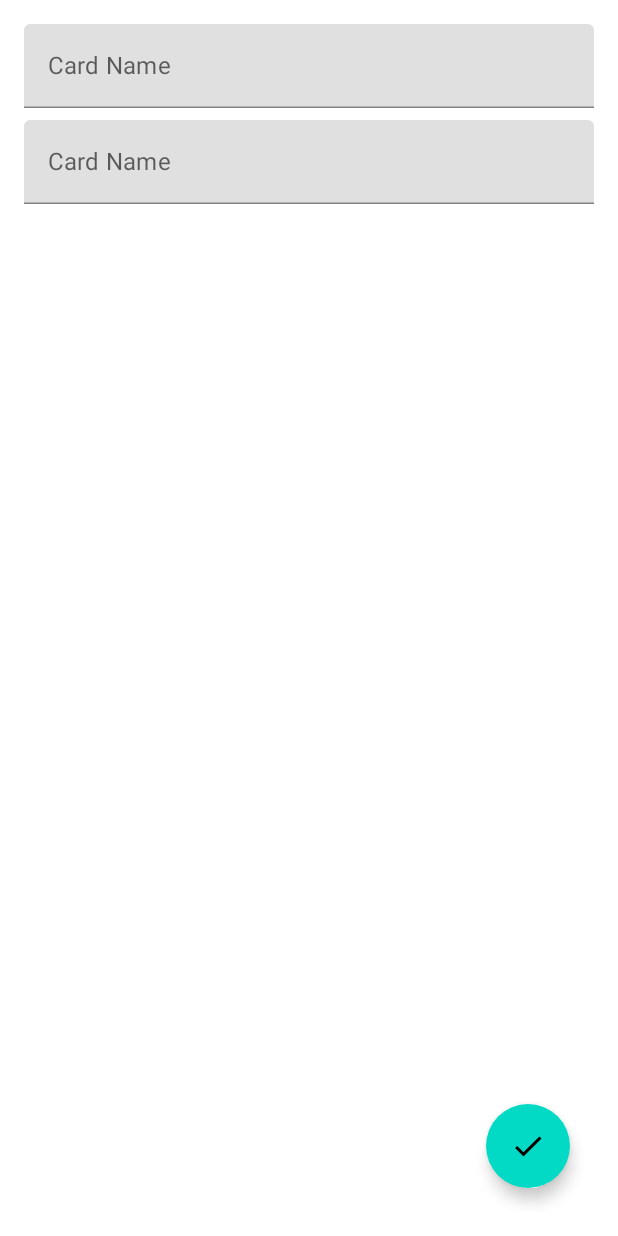
After one commit to aridcompany/JustEatit, an Android app built with Jetpack Compose: the composable AddEditWalletScreen shown on its own in the app's theme, on a phone screen of 412 x 824 dp. The commit adds this screen. Run offline under Robolectric (Android 15) with nearby library versions, the phone set to English and light mode, and no system bars; our stand-ins replace Dagger/Hilt's generated code; Roboto replaces fonts that are not available here; 2 statements that could not run were skipped.

Commit message:
started implementing roomDB 2

```diff
--- a/app/src/main/AndroidManifest.xml
+++ b/app/src/main/AndroidManifest.xml
@@ -10,6 +10,11 @@
         android:roundIcon="@mipmap/ic_launcher_round"
         android:supportsRtl="true"
         android:theme="@style/splashScreenTheme">
+        <activity
+            android:name=".ui.Profile.Wallets.ui.MainActivity"
+            android:exported="false"
+            android:label="@string/title_activity_main"
+            android:theme="@style/splashScreenTheme.NoActionBar" />
         <activity
             android:name=".ui.Details.Details_Activity"
             android:configChanges="orientation|keyboardHidden|screenSize"
--- a/app/src/main/java/com/ari_d/justeatit/MainActivity.kt
+++ b/app/src/main/java/com/ari_d/justeatit/MainActivity.kt
@@ -93,7 +93,7 @@ class MainActivity : AppCompatActivity() {
         }
         return true
     }
-    override fun onCreateOptionsMenu(menu: Menu?): Boolean {
+    override fun onCreateOptionsMenu(menu: Menu): Boolean {
         menuInflater.inflate(R.menu.tool_bar_menu, menu)
         return true
     }
--- a/app/src/main/java/com/ari_d/justeatit/data/entities/Wallet.kt
+++ b/app/src/main/java/com/ari_d/justeatit/data/entities/Wallet.kt
@@ -7,8 +7,9 @@ import androidx.room.PrimaryKey
 data class Wallet (
     val cardNumber: String,
     val cvv: String,
-    val expiryDate: String,
+    val expiryMonth: String,
     val expiryYear: String,
+    val cardName: String,
     val isDone: Boolean,
     @PrimaryKey val id: Int? = null
 )
--- a/app/src/main/java/com/ari_d/justeatit/ui/Profile/ViewModels/ProfileViewModel.kt
+++ b/app/src/main/java/com/ari_d/justeatit/ui/Profile/ViewModels/ProfileViewModel.kt
@@ -48,7 +48,7 @@ class ProfileViewModel @Inject constructor(
     fun onEvent(event: walletEvent) {
         when(event) {
             is walletEvent.onWalletClick -> {
-                sendUiEvent(UiEvent.Navigate(Routes.ADD_EDIT_WALLET + "walletId=${event.wallet.id}"))
+                sendUiEvent(UiEvent.Navigate(Routes.ADD_EDIT_WALLET + "?walletId=${event.wallet.id}"))
             }
             is walletEvent.onAddWalletClick -> {
                 sendUiEvent(UiEvent.Navigate(Routes.ADD_EDIT_WALLET))
--- /dev/null
+++ b/app/src/main/java/com/ari_d/justeatit/ui/Profile/Wallets/add_edit_wallet/AddEditWalletScreen.kt
@@ -0,0 +1,78 @@
+package com.ari_d.justeatit.ui.Profile.Wallets.add_edit_wallet
+
+import androidx.compose.foundation.layout.*
+import androidx.compose.material.*
+import androidx.compose.material.icons.Icons
+import androidx.compose.material.icons.filled.Check
+import androidx.compose.runtime.Composable
+import androidx.compose.runtime.LaunchedEffect
+import androidx.compose.ui.Modifier
+import androidx.compose.ui.unit.dp
+import androidx.hilt.navigation.compose.hiltViewModel
+import com.ari_d.justeatit.util.UiEvent
+import kotlinx.coroutines.InternalCoroutinesApi
+
+@InternalCoroutinesApi
+@Composable
+fun AddEditWalletScreen(
+    onPopBackStack: () -> Unit,
+    viewModel: AddEditWalletViewModel = hiltViewModel()
+) {
+    val scaffoldState = rememberScaffoldState()
+    LaunchedEffect(key1 = true) {
+        viewModel.uiEvent.collect { event ->
+            when (event) {
+                is UiEvent.popBackStack -> onPopBackStack()
+                is UiEvent.ShowSnackbar -> {
+                    scaffoldState.snackbarHostState.showSnackbar(
+                        message = event.message,
+                        actionLabel = event.action
+                    )
+                }
+                else -> Unit
+            }
+        }
+    }
+    Scaffold (
+        scaffoldState= scaffoldState,
+        modifier = Modifier
+            .fillMaxSize()
+            .padding(16.dp),
+        floatingActionButton = {
+            FloatingActionButton(onClick = {
+                viewModel.onEvent(AddEditWalletEvent.OnSaveWalletClick)
+            }) {
+                Icon(
+                    imageVector = Icons.Default.Check,
+                    contentDescription = "Save"
+                )
+            }
+        }
+    ) {
+        Column(
+            modifier = Modifier.fillMaxSize()
+        ) {
+            TextField(
+                value = viewModel.cardName,
+                    onValueChange = {
+                        viewModel.onEvent(AddEditWalletEvent.OnCardNameChanged(it))
+                    },
+                placeholder = {
+                    Text(text = "Card Name")
+                },
+                modifier = Modifier.fillMaxWidth()
+                )
+            Spacer(modifier = Modifier.height(8.dp))
+            TextField(
+                value = viewModel.cardName,
+                onValueChange = {
+                    viewModel.onEvent(AddEditWalletEvent.OnCardNameChanged(it))
+                },
+                placeholder = {
+                    Text(text = "Card Name")
+                },
+                modifier = Modifier.fillMaxWidth()
+            )
+        }
+    }
+}
--- /dev/null
+++ b/app/src/main/java/com/ari_d/justeatit/ui/Profile/Wallets/add_edit_wallet/AddEditWalletViewModel.kt
@@ -0,0 +1,110 @@
+package com.ari_d.justeatit.ui.Profile.Wallets.add_edit_wallet
+
+import androidx.compose.runtime.getValue
+import androidx.compose.runtime.mutableStateOf
+import androidx.compose.runtime.setValue
+import androidx.lifecycle.SavedStateHandle
+import androidx.lifecycle.ViewModel
+import androidx.lifecycle.viewModelScope
+import com.ari_d.justeatit.data.entities.Wallet
+import com.ari_d.justeatit.ui.Profile.Repositories.ProfileRepository
+import com.ari_d.justeatit.util.UiEvent
+import dagger.hilt.android.lifecycle.HiltViewModel
+import kotlinx.coroutines.channels.Channel
+import kotlinx.coroutines.flow.receiveAsFlow
+import kotlinx.coroutines.launch
+import javax.inject.Inject
+
+@HiltViewModel
+class AddEditWalletViewModel @Inject constructor(
+    private val repository: ProfileRepository,
+    savedStateHandle: SavedStateHandle
+) : ViewModel() {
+
+    var wallet by mutableStateOf<Wallet?>(null)
+        private set
+
+    var cardName by mutableStateOf("")
+        private set
+
+    var cardNumber by mutableStateOf("")
+        private set
+
+    var cvv by mutableStateOf("")
+        private set
+
+    var expiryMonth by mutableStateOf("")
+        private set
+
+    var expiryYear by mutableStateOf("")
+        private set
+
+    private val _uiEvent = Channel<UiEvent>()
+    val uiEvent = _uiEvent.receiveAsFlow()
+
+    init {
+        val walletId = savedStateHandle.get<Int>("walletId")!!
+        if (walletId != -1) {
+            viewModelScope.launch {
+                repository.getWallet(walletId)?.let { wallet ->
+                    cardName = wallet.cardName
+                    cardNumber = wallet.cardNumber
+                    cvv = wallet.cvv
+                    expiryMonth = wallet.expiryMonth
+                    expiryYear = wallet.expiryYear
+                    this@AddEditWalletViewModel.wallet = wallet
+                }
+            }
+        }
+    }
+
+    fun onEvent(event: AddEditWalletEvent) {
+        when (event) {
+            is AddEditWalletEvent.OnCardNameChanged -> {
+                cardName = event.cardName
+            }
+            is AddEditWalletEvent.OnCardNumberChanged -> {
+                cardNumber = event.cardNumber
+            }
+            is AddEditWalletEvent.OnCardCvvChanged -> {
+                cvv = event.cvv
+            }
+            is AddEditWalletEvent.OnCardExpiryMonthChanged -> {
+                expiryMonth = event.expiryMonth
+            }
+            is AddEditWalletEvent.OnCardExpiryYearChanged -> {
+                expiryYear = event.expiryYear
+            }
+            is AddEditWalletEvent.OnSaveWalletClick -> {
+                viewModelScope.launch {
+                    if (cardName.isNotBlank() || cardNumber.isNotBlank() || cvv.isNotBlank() || expiryMonth.isNotBlank() || expiryYear.isNotBlank()) {
+                        sendUiEvent(
+                            UiEvent.ShowSnackbar(
+                                message = "No field should be left blank"
+                            )
+                        )
+                        return@launch
+                    }
+                    repository.insertWallet(
+                        Wallet(
+                            cardName = cardName,
+                            cardNumber = cardNumber,
+                            cvv = cvv,
+                            expiryMonth = expiryMonth,
+                            expiryYear = expiryYear,
+                            isDone = wallet?.isDone ?: false,
+                            id = wallet?.id
+                        )
+                    )
+                    sendUiEvent(UiEvent.popBackStack)
+                }
+            }
+        }
+    }
+
+    private fun sendUiEvent(event: UiEvent) {
+        viewModelScope.launch {
+            _uiEvent.send(event)
+        }
+    }
+}
--- /dev/null
+++ b/app/src/main/java/com/ari_d/justeatit/ui/Profile/Wallets/ui/theme/Color.kt
@@ -0,0 +1,8 @@
+package com.ari_d.justeatit.ui.Profile.Wallets.ui.theme
+
+import androidx.compose.ui.graphics.Color
+
+val Purple200 = Color(0xFFBB86FC)
+val Purple500 = Color(0xFF6200EE)
+val Purple700 = Color(0xFF3700B3)
+val Teal200 = Color(0xFF03DAC5)
--- /dev/null
+++ b/app/src/main/java/com/ari_d/justeatit/ui/Profile/Wallets/ui/theme/Shape.kt
@@ -0,0 +1,11 @@
+package com.ari_d.justeatit.ui.Profile.Wallets.ui.theme
+
+import androidx.compose.foundation.shape.RoundedCornerShape
+import androidx.compose.material.Shapes
+import androidx.compose.ui.unit.dp
+
+val Shapes = Shapes(
+    small = RoundedCornerShape(4.dp),
+    medium = RoundedCornerShape(4.dp),
+    large = RoundedCornerShape(0.dp)
+)
--- /dev/null
+++ b/app/src/main/java/com/ari_d/justeatit/ui/Profile/Wallets/ui/theme/Theme.kt
@@ -0,0 +1,44 @@
+package com.ari_d.justeatit.ui.Profile.Wallets.ui.theme
+
+import androidx.compose.foundation.isSystemInDarkTheme
+import androidx.compose.material.MaterialTheme
+import androidx.compose.material.darkColors
+import androidx.compose.material.lightColors
+import androidx.compose.runtime.Composable
+
+private val DarkColorPalette = darkColors(
+    primary = Purple200,
+    primaryVariant = Purple700,
+    secondary = Teal200
+)
+
+private val LightColorPalette = lightColors(
+    primary = Purple500,
+    primaryVariant = Purple700,
+    secondary = Teal200
+
+    /* Other default colors to override
+    background = Color.White,
+    surface = Color.White,
+    onPrimary = Color.White,
+    onSecondary = Color.Black,
+    onBackground = Color.Black,
+    onSurface = Color.Black,
+    */
+)
+
+@Composable
+fun JustEatItTheme(darkTheme: Boolean = isSystemInDarkTheme(), content: @Composable() () -> Unit) {
+    val colors = if (darkTheme) {
+        DarkColorPalette
+    } else {
+        LightColorPalette
+    }
+
+    MaterialTheme(
+        colors = colors,
+        typography = Typography,
+        shapes = Shapes,
+        content = content
+    )
+}
--- /dev/null
+++ b/app/src/main/java/com/ari_d/justeatit/ui/Profile/Wallets/ui/theme/Type.kt
@@ -0,0 +1,28 @@
+package com.ari_d.justeatit.ui.Profile.Wallets.ui.theme
+
+import androidx.compose.material.Typography
+import androidx.compose.ui.text.TextStyle
+import androidx.compose.ui.text.font.FontFamily
+import androidx.compose.ui.text.font.FontWeight
+import androidx.compose.ui.unit.sp
+
+// Set of Material typography styles to start with
+val Typography = Typography(
+    body1 = TextStyle(
+        fontFamily = FontFamily.Default,
+        fontWeight = FontWeight.Normal,
+        fontSize = 16.sp
+    )
+    /* Other default text styles to override
+    button = TextStyle(
+        fontFamily = FontFamily.Default,
+        fontWeight = FontWeight.W500,
+        fontSize = 14.sp
+    ),
+    caption = TextStyle(
+        fontFamily = FontFamily.Default,
+        fontWeight = FontWeight.Normal,
+        fontSize = 12.sp
+    )
+    */
+)
--- a/app/src/main/res/values/strings.xml
+++ b/app/src/main/res/values/strings.xml
@@ -52,4 +52,5 @@
     <string name="title_activity_details">Details_Activity</string>
     <string name="dummy_button">Dummy Button</string>
     <string name="dummy_content">DUMMY\nCONTENT</string>
+    <string name="title_activity_main">MainActivity</string>
 </resources>
--- a/app/src/main/res/values/themes.xml
+++ b/app/src/main/res/values/themes.xml
@@ -46,4 +46,13 @@
         <item name="fullscreenBackgroundColor">@color/light_blue_600</item>
         <item name="fullscreenTextColor">@color/light_blue_A200</item>
     </style>
+
+    <style name="splashScreenTheme.NoActionBar">
+        <item name="windowActionBar">false</item>
+        <item name="windowNoTitle">true</item>
+    </style>
+
+    <style name="splashScreenTheme.AppBarOverlay" parent="ThemeOverlay.AppCompat.Dark.ActionBar" />
+
+    <style name="splashScreenTheme.PopupOverlay" parent="ThemeOverlay.AppCompat.Light" />
 </resources>
```
Also changed, not shown: app/build.gradle (+14 -0 lines), app/src/main/java/com/ari_d/justeatit/ui/Profile/Wallets/WalletListScreen.kt (added, +78 -0 lines), app/src/main/java/com/ari_d/justeatit/ui/Profile/Wallets/Wallet_Item.kt (added, +61 -0 lines), app/src/main/java/com/ari_d/justeatit/ui/Profile/Wallets/add_edit_wallet/AddEditWalletEvent.kt (added, +10 -0 lines), app/src/main/java/com/ari_d/justeatit/ui/Profile/Wallets/ui/MainActivity.kt (added, +38 -0 lines).
